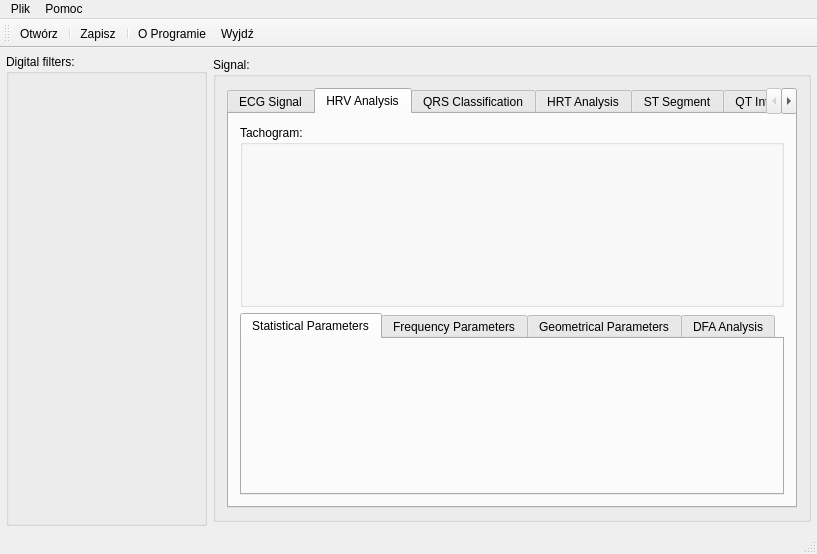
Before: the Qt Designer form ecganalyzer.ui in mateuszbaran/ECG-analyzer, drawn with Qt 5.
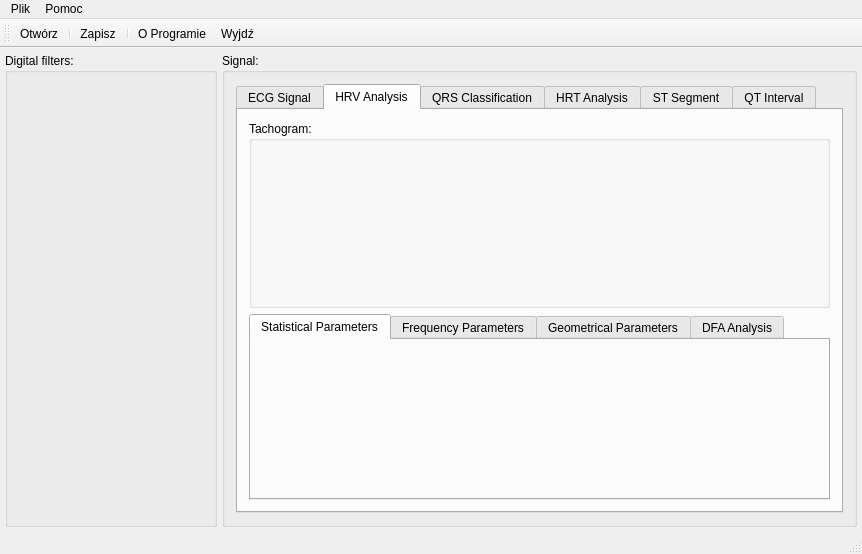
After: the same form once the commit is applied. The open tabs and pages were chosen to show the change. Icons and pictures are not drawn.

Commit message: * Poprawki GUI - poprawne rozciąganie; zmienione nazwy tabów * Stringi do Utf8

Diff of the .ui file:
```diff
--- a/ecganalyzer.ui
+++ b/ecganalyzer.ui
@@ -6,7 +6,7 @@
    <rect>
     <x>0</x>
     <y>0</y>
-    <width>817</width>
+    <width>862</width>
     <height>554</height>
    </rect>
   </property>
@@ -14,21 +14,28 @@
    <string>ECGanalyzer</string>
   </property>
   <widget class="QWidget" name="centralWidget">
+   <property name="minimumSize">
+    <size>
+     <width>0</width>
+     <height>0</height>
+    </size>
+   </property>
    <property name="maximumSize">
     <size>
-     <width>817</width>
+     <width>16777215</width>
      <height>16777215</height>
     </size>
    </property>
-   <layout class="QHBoxLayout" name="horizontalLayout_2">
-    <property name="margin">
-     <number>6</number>
+   <layout class="QHBoxLayout" name="horizontalLayout" stretch="0,0">
+    <property name="spacing">
+     <number>5</number>
     </property>
-    <item>
-     <layout class="QHBoxLayout" name="horizontalLayout">
       <property name="sizeConstraint">
        <enum>QLayout::SetMaximumSize</enum>
       </property>
+    <property name="margin">
+     <number>5</number>
+    </property>
       <item>
        <widget class="QGroupBox" name="groupBox">
         <property name="sizePolicy">
@@ -45,15 +52,21 @@
       <item>
        <widget class="QGroupBox" name="groupBox_2">
         <property name="sizePolicy">
-         <sizepolicy hsizetype="Preferred" vsizetype="Preferred">
+       <sizepolicy hsizetype="Minimum" vsizetype="Minimum">
           <horstretch>3</horstretch>
           <verstretch>0</verstretch>
          </sizepolicy>
         </property>
+      <property name="minimumSize">
+       <size>
+        <width>0</width>
+        <height>0</height>
+       </size>
+      </property>
         <property name="maximumSize">
          <size>
-          <width>598</width>
-          <height>465</height>
+        <width>16777215</width>
+        <height>16777215</height>
          </size>
         </property>
         <property name="title">
@@ -66,7 +79,7 @@
          <item>
           <widget class="QTabWidget" name="tabWidget">
            <property name="sizePolicy">
-            <sizepolicy hsizetype="Preferred" vsizetype="Preferred">
+          <sizepolicy hsizetype="Minimum" vsizetype="Minimum">
              <horstretch>0</horstretch>
              <verstretch>0</verstretch>
             </sizepolicy>
@@ -108,7 +121,7 @@
              <item>
               <widget class="QGroupBox" name="groupBox_3">
                <property name="sizePolicy">
-                <sizepolicy hsizetype="Preferred" vsizetype="Preferred">
+              <sizepolicy hsizetype="Minimum" vsizetype="Minimum">
                  <horstretch>0</horstretch>
                  <verstretch>5</verstretch>
                 </sizepolicy>
@@ -121,7 +134,7 @@
              <item>
               <widget class="QTabWidget" name="tabWidget_2">
                <property name="sizePolicy">
-                <sizepolicy hsizetype="Expanding" vsizetype="Expanding">
+              <sizepolicy hsizetype="Minimum" vsizetype="Minimum">
                  <horstretch>0</horstretch>
                  <verstretch>5</verstretch>
                 </sizepolicy>
@@ -179,15 +192,13 @@
        </widget>
       </item>
      </layout>
-    </item>
-   </layout>
   </widget>
   <widget class="QMenuBar" name="menuBar">
    <property name="geometry">
     <rect>
      <x>0</x>
      <y>0</y>
-     <width>817</width>
+     <width>862</width>
      <height>21</height>
     </rect>
    </property>
```
Left out of the diff: 30 changed lines with no effect on the pictures. Lines whose indentation alone changed are shown as unchanged. The commit also changes 1 other file.
